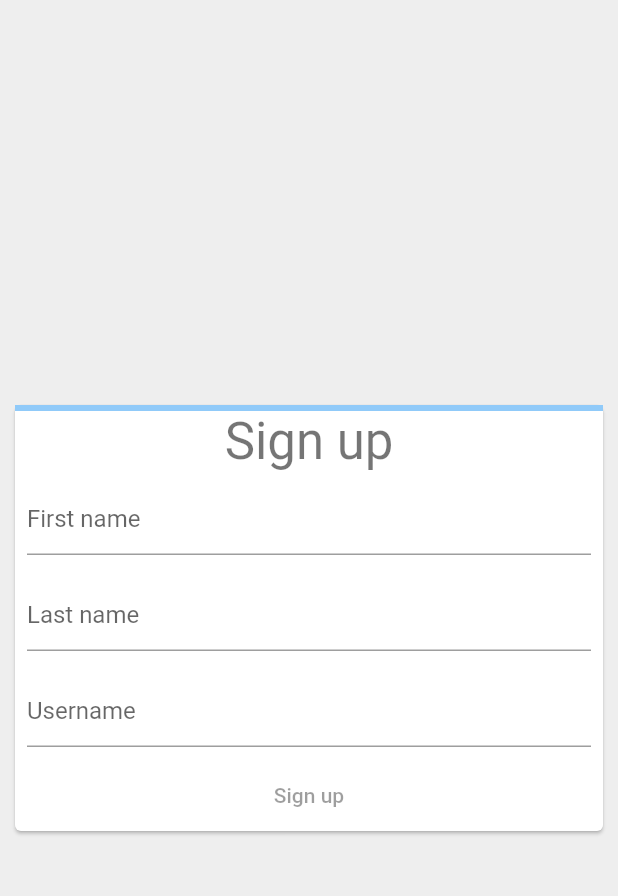
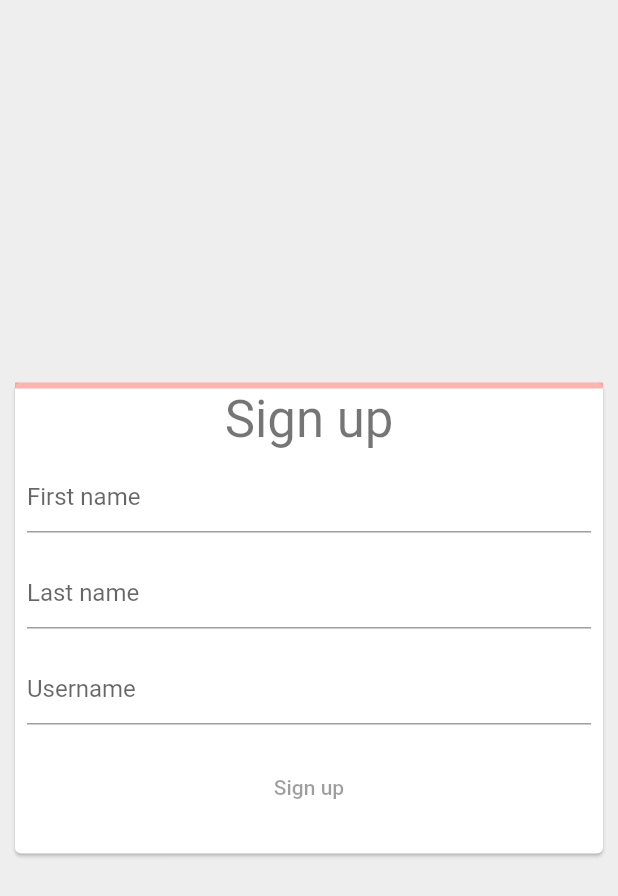
Before and after one commit to actuallyyun/signin-flutter, a Flutter app: the screen it shows after launch, on a phone screen of 412 x 824 dp. Shown: the top 896 px of the screen. Run offline on Flutter 3.47's test engine with Material 2 defaults, Android fonts, the phone set to English and light mode, and no system bars.

Commit message:
add animation progress indicator

```diff
--- a/lib/main.dart
+++ b/lib/main.dart
@@ -10,6 +10,7 @@ class SignUpApp extends StatelessWidget {
     return MaterialApp(
       routes: {
         '/': (context) => const SignUpScreen(),
+        '/welcome': (context) => const WelcomeScreen(),
       },
     );
   }
@@ -44,7 +45,8 @@ class WelcomeScreen extends StatelessWidget {
         child: Text(
           'Welcome',
           style: Theme.of(context).textTheme.displayMedium,
-      )),
+        ),
+      ),
     );
   }
 }
@@ -63,13 +65,36 @@ class _SignUpFormState extends State<SignUpForm> {
 
   double _formProgress = 0;
 
+  void _showWelcomeScreen() {
+    Navigator.of(context).pushNamed('/welcome');
+  }
+
+  void _updateFormProgress() {
+    var progress = 0.0;
+    final controllers = [
+      _firstNameTextController,
+      _lastNameTextController,
+      _usernameTextController
+    ];
+    for (final controller in controllers) {
+      if (controller.value.text.isNotEmpty) {
+        progress += 1 / controllers.length;
+      }
+    }
+
+    setState(() {
+      _formProgress = progress;
+    });
+  }
+
   @override
   Widget build(BuildContext context) {
     return Form(
+      onChanged: _updateFormProgress,
       child: Column(
         mainAxisSize: MainAxisSize.min,
         children: [
-          LinearProgressIndicator(value: _formProgress),
+          AnimatedProgressIndicator(value: _formProgress),
           Text('Sign up', style: Theme.of(context).textTheme.headlineMedium),
           Padding(
             padding: const EdgeInsets.all(8.0),
@@ -92,7 +117,9 @@ class _SignUpFormState extends State<SignUpForm> {
               decoration: const InputDecoration(hintText: 'Username'),
             ),
           ),
-          TextButton(
+          Padding(
+            padding: const EdgeInsets.only(top: 10, bottom: 20),
+            child: TextButton(
               style: ButtonStyle(
                 foregroundColor: MaterialStateProperty.resolveWith(
                     (Set<MaterialState> states) {
@@ -107,11 +134,77 @@ class _SignUpFormState extends State<SignUpForm> {
                       : Colors.blue;
                 }),
               ),
-            onPressed: null,
+              onPressed: _formProgress == 1 ? _showWelcomeScreen : null,
               child: const Text('Sign up'),
+            ),
           ),
         ],
       ),
     );
   }
 }
+
+class AnimatedProgressIndicator extends StatefulWidget {
+  final double value;
+
+  const AnimatedProgressIndicator({
+    required this.value,
+  });
+
+  @override
+  State<AnimatedProgressIndicator> createState() {
+    return _AnimatedProgressIndicatorState();
+  }
+}
+
+class _AnimatedProgressIndicatorState extends State<AnimatedProgressIndicator>
+    with SingleTickerProviderStateMixin {
+  late AnimationController _controller;
+  late Animation<Color?> _colorAnimation;
+  late Animation<double> _curveAnimation;
+
+  @override
+  void initState() {
+    super.initState();
+    _controller = AnimationController(
+      duration: const Duration(milliseconds: 1200),
+      vsync: this,
+    );
+
+    final colorTween = TweenSequence([
+      TweenSequenceItem(
+        tween: ColorTween(begin: Colors.red, end: Colors.orange),
+        weight: 1,
+      ),
+      TweenSequenceItem(
+        tween: ColorTween(begin: Colors.orange, end: Colors.yellow),
+        weight: 1,
+      ),
+      TweenSequenceItem(
+        tween: ColorTween(begin: Colors.yellow, end: Colors.green),
+        weight: 1,
+      ),
+    ]);
+
+    _colorAnimation = _controller.drive(colorTween);
+    _curveAnimation = _controller.drive(CurveTween(curve: Curves.easeIn));
+  }
+
+  @override
+  void didUpdateWidget(oldWidget) {
+    super.didUpdateWidget(oldWidget);
+    _controller.animateTo(widget.value);
+  }
+
+  @override
+  Widget build(BuildContext context) {
+    return AnimatedBuilder(
+      animation: _controller,
+      builder: (context, child) => LinearProgressIndicator(
+        value: _curveAnimation.value,
+        valueColor: _colorAnimation,
+        backgroundColor: _colorAnimation.value?.withOpacity(0.4),
+      ),
+    );
+  }
+}
```
Lines whose indentation alone changed are shown as unchanged.
